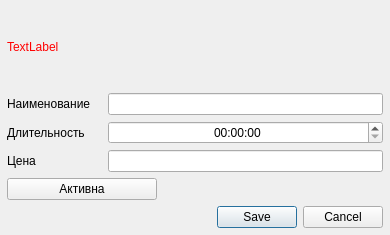
Before: the Qt Designer form interface/service/serviceForm.ui in strizh78/MApp, drawn with Qt 5.
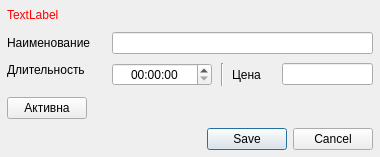
After: the same form once the commit is applied. Custom widgets are drawn as their Qt base class.

What changed in the file:
```diff
--- a/interface/service/serviceForm.ui
+++ b/interface/service/serviceForm.ui
@@ -6,8 +6,8 @@
    <rect>
     <x>0</x>
     <y>0</y>
-    <width>390</width>
-    <height>235</height>
+    <width>380</width>
+    <height>157</height>
    </rect>
   </property>
   <property name="sizePolicy">
@@ -18,14 +18,17 @@
   </property>
   <property name="minimumSize">
    <size>
-    <width>390</width>
-    <height>235</height>
+    <width>380</width>
+    <height>0</height>
    </size>
   </property>
   <property name="windowTitle">
    <string>Редактирование услуги</string>
   </property>
-  <layout class="QVBoxLayout" name="verticalLayout" stretch="0">
+  <layout class="QVBoxLayout" name="verticalLayout" stretch="0,0,0">
+   <property name="spacing">
+    <number>9</number>
+   </property>
    <property name="sizeConstraint">
     <enum>QLayout::SetDefaultConstraint</enum>
    </property>
@@ -42,19 +45,14 @@
     <number>7</number>
    </property>
    <item>
-    <layout class="QVBoxLayout" name="verticalLayout_3">
-     <property name="spacing">
-      <number>-1</number>
-     </property>
-     <property name="bottomMargin">
-      <number>0</number>
-     </property>
-     <item>
       <widget class="QLabel" name="errorLabel">
+     <property name="enabled">
+      <bool>true</bool>
+     </property>
        <property name="maximumSize">
         <size>
          <width>16777215</width>
-         <height>16777215</height>
+       <height>30</height>
         </size>
        </property>
        <property name="baseSize">
@@ -72,13 +70,45 @@
       </widget>
      </item>
      <item>
-      <layout class="QGridLayout" name="gridLayout">
+    <layout class="QVBoxLayout" name="verticalLayout_3">
+     <property name="spacing">
+      <number>5</number>
+     </property>
+     <property name="bottomMargin">
+      <number>0</number>
+     </property>
+     <item>
+      <layout class="QFormLayout" name="formLayout">
+       <property name="fieldGrowthPolicy">
+        <enum>QFormLayout::ExpandingFieldsGrow</enum>
+       </property>
+       <property name="rowWrapPolicy">
+        <enum>QFormLayout::DontWrapRows</enum>
+       </property>
+       <property name="horizontalSpacing">
+        <number>9</number>
+       </property>
+       <property name="verticalSpacing">
+        <number>9</number>
+       </property>
+       <property name="topMargin">
+        <number>0</number>
+       </property>
+       <property name="bottomMargin">
+        <number>0</number>
+       </property>
        <item row="0" column="0">
         <widget class="QLabel" name="nameLabel">
          <property name="minimumSize">
           <size>
-           <width>95</width>
-           <height>0</height>
+           <width>96</width>
+           <height>21</height>
+          </size>
+         </property>
+         <property name="maximumSize">
+          <size>
+           <width>16777215</width>
+           <height>21</height>
           </size>
          </property>
          <property name="text">
@@ -86,16 +116,6 @@
          </property>
         </widget>
        </item>
-       <item row="2" column="1">
-        <widget class="QLineEdit" name="priceEdit">
-         <property name="minimumSize">
-          <size>
-           <width>200</width>
-           <height>0</height>
-          </size>
-         </property>
-        </widget>
-       </item>
        <item row="0" column="1">
         <widget class="QLineEdit" name="nameEdit">
          <property name="sizePolicy">
@@ -106,7 +126,7 @@
          </property>
          <property name="minimumSize">
           <size>
-           <width>200</width>
+           <width>250</width>
            <height>0</height>
           </size>
          </property>
@@ -116,24 +136,8 @@
            <height>16777215</height>
           </size>
          </property>
-        </widget>
-       </item>
-       <item row="1" column="1">
-        <widget class="QTimeEdit" name="durationEdit">
-         <property name="sizePolicy">
-          <sizepolicy hsizetype="Expanding" vsizetype="Fixed">
-           <horstretch>0</horstretch>
-           <verstretch>0</verstretch>
-          </sizepolicy>
-         </property>
-         <property name="minimumSize">
-          <size>
-           <width>200</width>
-           <height>0</height>
-          </size>
-         </property>
-         <property name="alignment">
-          <set>Qt::AlignCenter</set>
+         <property name="toolTip">
+          <string>&lt;html&gt;&lt;head/&gt;&lt;body&gt;&lt;p&gt;&lt;br/&gt;&lt;/p&gt;&lt;/body&gt;&lt;/html&gt;</string>
          </property>
         </widget>
        </item>
@@ -142,19 +146,71 @@
          <property name="minimumSize">
           <size>
            <width>95</width>
-           <height>0</height>
+           <height>25</height>
+          </size>
+         </property>
+         <property name="maximumSize">
+          <size>
+           <width>16777215</width>
+           <height>21</height>
           </size>
          </property>
          <property name="text">
           <string>Длительность</string>
          </property>
+         <property name="alignment">
+          <set>Qt::AlignLeading|Qt::AlignLeft|Qt::AlignTop</set>
+         </property>
         </widget>
        </item>
-       <item row="2" column="0">
+       <item row="1" column="1">
+        <layout class="QHBoxLayout" name="horizontalLayout_4">
+         <property name="spacing">
+          <number>5</number>
+         </property>
+         <property name="topMargin">
+          <number>0</number>
+         </property>
+         <item>
+          <widget class="QTimeEdit" name="durationEdit">
+           <property name="sizePolicy">
+            <sizepolicy hsizetype="Expanding" vsizetype="Fixed">
+             <horstretch>0</horstretch>
+             <verstretch>0</verstretch>
+            </sizepolicy>
+           </property>
+           <property name="minimumSize">
+            <size>
+             <width>100</width>
+             <height>0</height>
+            </size>
+           </property>
+           <property name="toolTip">
+            <string>&lt;html&gt;&lt;head/&gt;&lt;body&gt;&lt;p&gt;&lt;br/&gt;&lt;/p&gt;&lt;/body&gt;&lt;/html&gt;</string>
+           </property>
+           <property name="alignment">
+            <set>Qt::AlignCenter</set>
+           </property>
+          </widget>
+         </item>
+         <item>
+          <widget class="Line" name="line">
+           <property name="minimumSize">
+            <size>
+             <width>10</width>
+             <height>0</height>
+            </size>
+           </property>
+           <property name="orientation">
+            <enum>Qt::Vertical</enum>
+           </property>
+          </widget>
+         </item>
+         <item>
         <widget class="QLabel" name="priceLabel">
          <property name="minimumSize">
           <size>
-           <width>95</width>
+             <width>45</width>
            <height>0</height>
           </size>
          </property>
@@ -166,21 +222,47 @@
          </property>
         </widget>
        </item>
-      </layout>
-     </item>
      <item>
+          <widget class="QLineEdit" name="priceEdit">
+           <property name="minimumSize">
+            <size>
+             <width>80</width>
+             <height>0</height>
+            </size>
+           </property>
+           <property name="toolTip">
+            <string>&lt;html&gt;&lt;head/&gt;&lt;body&gt;&lt;p&gt;&lt;br/&gt;&lt;/p&gt;&lt;/body&gt;&lt;/html&gt;</string>
+           </property>
+          </widget>
+         </item>
+        </layout>
+       </item>
+       <item row="2" column="0">
       <widget class="Switch" name="switchActive">
+         <property name="minimumSize">
+          <size>
+           <width>0</width>
+           <height>0</height>
+          </size>
+         </property>
        <property name="maximumSize">
         <size>
          <width>150</width>
-         <height>16777215</height>
-        </size>
-       </property>
+           <height>40</height>
+          </size>
+         </property>
+         <property name="toolTip">
+          <string>&lt;html&gt;&lt;head/&gt;&lt;body&gt;&lt;p&gt;&lt;br/&gt;&lt;/p&gt;&lt;/body&gt;&lt;/html&gt;</string>
+         </property>
        <property name="text">
         <string>Активна</string>
        </property>
       </widget>
      </item>
+      </layout>
+     </item>
+    </layout>
+   </item>
      <item>
       <widget class="QDialogButtonBox" name="solutionBox">
        <property name="standardButtons">
@@ -192,8 +274,6 @@
       </widget>
      </item>
     </layout>
-   </item>
-  </layout>
  </widget>
  <customwidgets>
   <customwidget>
```
Left out of the diff: 4 changed lines with no effect on the pictures. Lines whose indentation alone changed are shown as unchanged.
